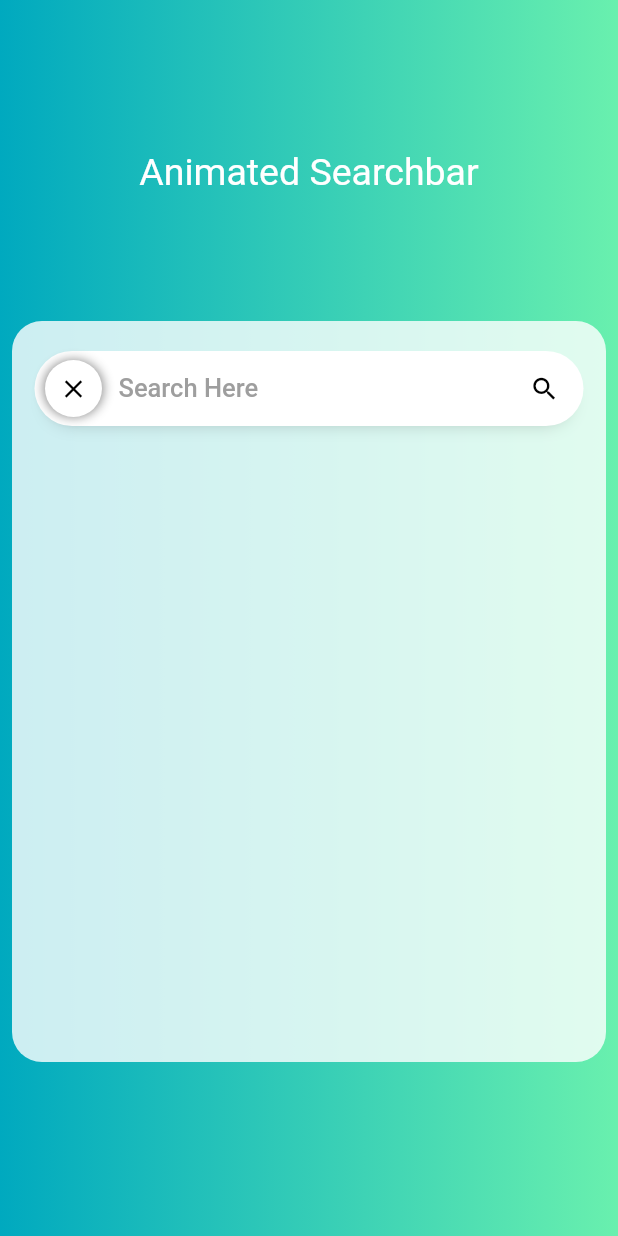
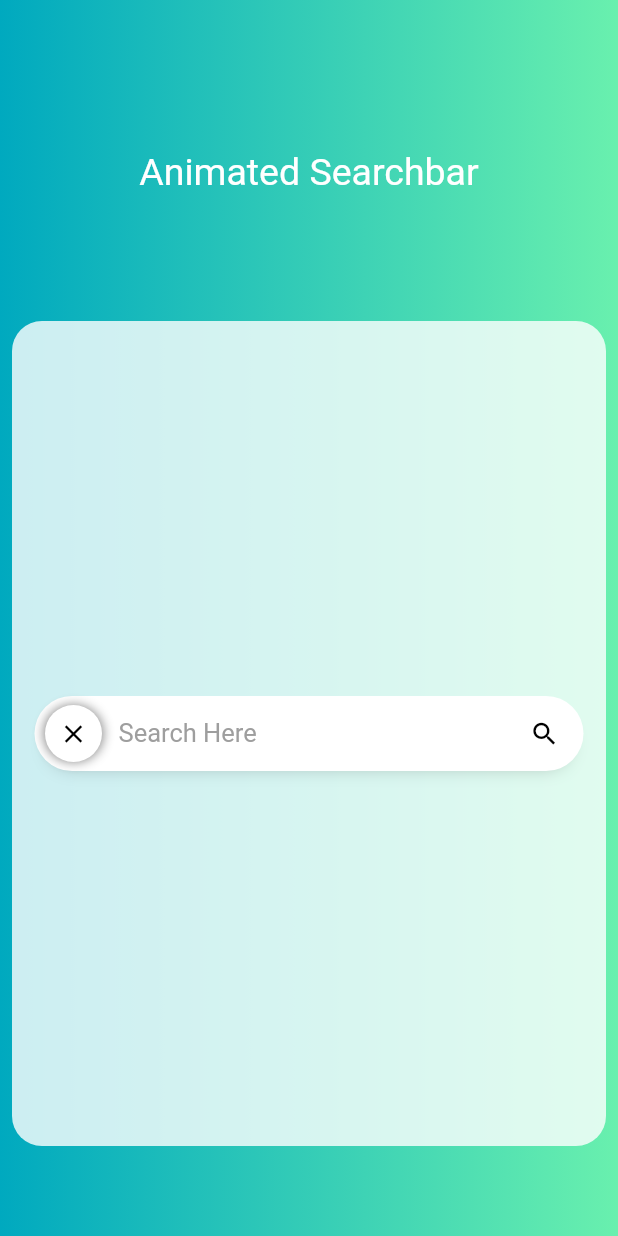
Before and after one commit to Anuj2799/searchbar_animation, a Flutter app: the screen it shows after launch, after a tap on the "search" icon, on a phone screen of 412 x 824 dp. Run offline on Flutter 3.47's test engine with Material 2 defaults, Android fonts, the phone set to English and light mode, and no system bars.

```diff
--- a/example/lib/main.dart
+++ b/example/lib/main.dart
@@ -57,24 +57,19 @@ class _AnimatedSearchBarExampleState extends State<AnimatedSearchBarExample> {
                 padding: EdgeInsets.only(
                     top: 85.0, left: 8.0, right: 8.0, bottom: 8.0),
                 child: Container(
-                  height: 494.0,
+                  height: 550.0,
                   decoration: BoxDecoration(
                     color: Colors.white.withOpacity(.8),
                     borderRadius: BorderRadius.all(
                       Radius.circular(20.0),
                     ),
                   ),
-                  child: Column(
-                    children: [
-                      Padding(
-                        padding: const EdgeInsets.all(15.0),
-                        child: AnimatedSearchbar(
-                          textEditingController: TextEditingController(),
-                          isOriginalAnimation: true,
-                        ),
-                      ),
-                      SizedBox(height: 200.0),
-                    ],
+                  child: Padding(
+                    padding: const EdgeInsets.all(15.0),
+                    child: AnimatedSearchbar(
+                      textEditingController: TextEditingController(),
+                      isOriginalAnimation: true,
+                    ),
                   ),
                 ),
               ),
--- a/lib/src/searchbar.dart
+++ b/lib/src/searchbar.dart
@@ -85,7 +85,7 @@ class AnimatedSearchbar extends StatefulWidget {
   /// This allows us to change the style of the text which user have entered in the textFormField of search box.
   final TextStyle? enteredTextStyle;
 
-  /// OnSaved function for the textFormField.
+  /// OnSaved function for the textFormField, In order to use this user must wrap this widget into 'Form' widget.
   final Function? onSaved;
 
   /// OnChanged function for the textFormField.
@@ -393,6 +393,7 @@ class _AnimatedSearchbarState extends State<AnimatedSearchbar> with SingleTicker
         }
       },
     );
+    unFocusKeyboard();
   }
 
   /// This function is for the textFormField of searchbar.
@@ -409,7 +410,7 @@ class _AnimatedSearchbarState extends State<AnimatedSearchbar> with SingleTicker
         });
         (widget.onFieldSubmitted != null)
             ? widget.onFieldSubmitted!(value)
-            : debugPrint('onFieldSubmitted Not Implemented');
+            : debugPrint('onFieldSubmitted Not Used');
       },
       onEditingComplete: () {
         unFocusKeyboard();
@@ -419,10 +420,10 @@ class _AnimatedSearchbarState extends State<AnimatedSearchbar> with SingleTicker
       },
       keyboardType: widget.textInputType,
       onChanged: (var value) {
-        (widget.onChanged != null) ? widget.onChanged!(value) : debugPrint('onChanged Not Implemented');
+        (widget.onChanged != null) ? widget.onChanged!(value) : debugPrint('onChanged Not Used');
       },
       onSaved: (var value) {
-        (widget.onSaved != null) ? widget.onSaved!(value) : debugPrint('onSaved Not Implemented');
+        (widget.onSaved != null) ? widget.onSaved!(value) : debugPrint('onSaved Not Used');
       },
       style: widget.enteredTextStyle != null ? widget.enteredTextStyle : TextStyle(color: Colors.black),
       cursorColor: widget.cursorColour,
@@ -433,9 +434,9 @@ class _AnimatedSearchbarState extends State<AnimatedSearchbar> with SingleTicker
         floatingLabelBehavior: FloatingLabelBehavior.never,
         hintText: widget.hintText,
         hintStyle: TextStyle(
-          color: widget.hintTextColour, //Color(0xff5B5B5B),
+          color: widget.hintTextColour,
           fontSize: 17.0,
-          fontWeight: FontWeight.w500,
+          fontWeight: FontWeight.w400,
           height: kIsWeb ? 1.5 : 1.2,
         ),
         alignLabelWithHint: true,
@@ -447,7 +448,7 @@ class _AnimatedSearchbarState extends State<AnimatedSearchbar> with SingleTicker
     );
   }
 
-  /// This is for Focusing or unFocusing the keyboard on the tap of search button.
+  /// This is for automatically Focusing or unFocusing the keyboard on the tap of search button.
   void unFocusKeyboard() {
     final FocusScopeNode currentFocusScope = FocusScope.of(context);
     if (!currentFocusScope.hasPrimaryFocus && currentFocusScope.hasFocus) {
```
Also changed, not shown: 1 other file.
